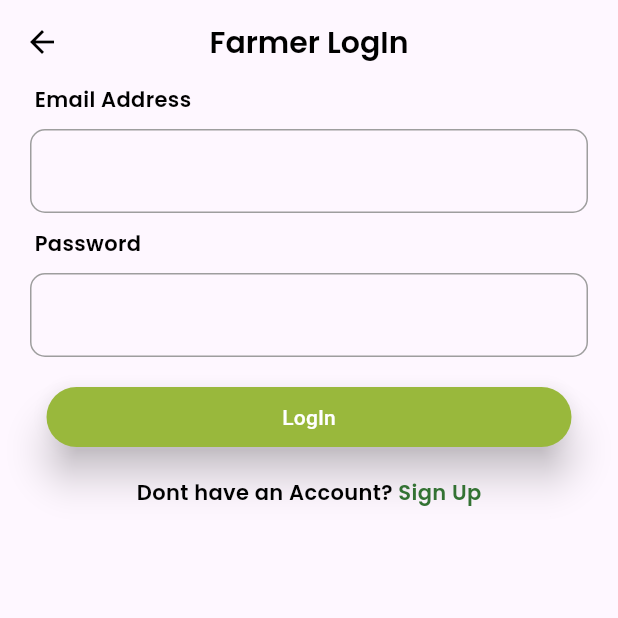
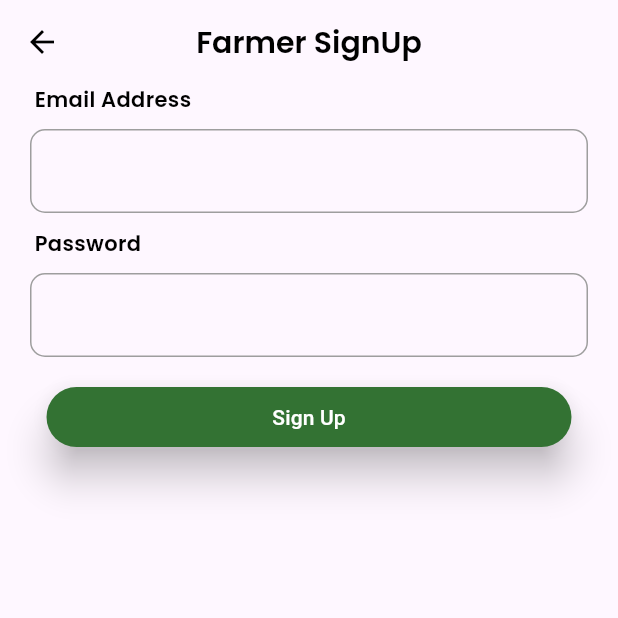
Before and after one commit to amoghkb/FarmMate, a Flutter app: the FarmerLogin screen opened directly, after a tap on "Sign Up", on a phone screen of 412 x 824 dp, the top half of it. Run offline on Flutter 3.47's test engine with Material 3 defaults, Android fonts, the light colour scheme and no system bars.

Commit message:
all the ui for landing pages are set

```diff
--- a/lib/main.dart
+++ b/lib/main.dart
@@ -29,7 +29,7 @@ class _FarmMateAppState extends State<FarmMateApp> {
               style: ButtonStyle(
                   elevation: WidgetStatePropertyAll(11),
                   backgroundColor: WidgetStatePropertyAll(
-                      Color.fromRGBO(153, 184, 60, 1.0))))),
+                      Color.fromRGBO(51, 114, 51, 1.0))))),
       debugShowCheckedModeBanner: false,
       home: welcome(),
     );
--- /dev/null
+++ b/lib/src/pages/Landing_pages/farmer_pages/Farmer_SignUp.dart
@@ -0,0 +1,141 @@
+import 'package:flutter/material.dart';
+
+class FarmerSignup extends StatefulWidget {
+  const FarmerSignup({super.key});
+
+  @override
+  State<FarmerSignup> createState() => _FarmerSignupState();
+}
+
+class _FarmerSignupState extends State<FarmerSignup> {
+  final FarmerEmailSignUpController = TextEditingController();
+  final FarmerPasswordSignUpController = TextEditingController();
+
+  @override
+  Widget build(BuildContext context) {
+    return Scaffold(
+      appBar: AppBar(
+          title: Text(
+            "Farmer SignUp",
+            style: TextStyle(
+                fontSize: 20,
+                fontFamily: "Poppins-SemiBold",
+                color: Color.fromRGBO(0, 0, 0, 1.0)),
+          ),
+          centerTitle: true,
+          leading: Builder(
+            builder: (context) {
+              return IconButton(
+                  onPressed: () {
+                    Navigator.pop(context);
+                  },
+                  icon: Icon(
+                    Icons.arrow_back_outlined,
+                    color: Color.fromRGBO(0, 0, 0, 1.0),
+                  ));
+            },
+          )),
+      body: Column(
+        children: [
+          Form(
+              child: Column(
+            children: [
+              Row(
+                children: [
+                  Padding(
+                    padding: const EdgeInsets.only(left: 23.0),
+                    child: Text("Email Address"),
+                  ),
+                ],
+              ),
+              Padding(
+                padding: const EdgeInsets.only(top: 10.0, left: 20, right: 20),
+                child: TextFormField(
+                  decoration: InputDecoration(
+                    enabledBorder: OutlineInputBorder(
+                      borderRadius: BorderRadius.circular(10),
+                      borderSide: BorderSide(width: 1, color: Colors.grey),
+                    ),
+                    focusedBorder: OutlineInputBorder(
+                      borderRadius: BorderRadius.circular(10),
+                      borderSide: BorderSide(
+                          width: 1, color: Color.fromRGBO(51, 114, 51, 1.0)),
+                    ),
+                    errorBorder: OutlineInputBorder(
+                      borderRadius: BorderRadius.circular(10),
+                      borderSide: BorderSide(width: 1, color: Colors.red),
+                    ),
+                  ),
+                  validator: (value) {
+                    if (value == null || value.isEmpty) {
+                      return "Enter Email";
+                    } else {
+                      return null;
+                    }
+                  },
+                  controller: FarmerEmailSignUpController,
+                ),
+              ),
+              SizedBox(
+                height: 10,
+              ),
+              Row(
+                children: [
+                  Padding(
+                    padding: const EdgeInsets.only(left: 23.0),
+                    child: Text("Password"),
+                  ),
+                ],
+              ),
+              Padding(
+                padding: const EdgeInsets.only(top: 10.0, left: 20, right: 20),
+                child: TextFormField(
+                  decoration: InputDecoration(
+                    enabledBorder: OutlineInputBorder(
+                      borderRadius: BorderRadius.circular(10),
+                      borderSide: BorderSide(width: 1, color: Colors.grey),
+                    ),
+                    focusedBorder: OutlineInputBorder(
+                      borderRadius: BorderRadius.circular(10),
+                      borderSide: BorderSide(
+                          width: 1, color: Color.fromRGBO(51, 114, 51, 1.0)),
+                    ),
+                    errorBorder: OutlineInputBorder(
+                      borderRadius: BorderRadius.circular(10),
+                      borderSide: BorderSide(width: 1, color: Colors.red),
+                    ),
+                  ),
+                  validator: (value) {
+                    if (value == null || value.isEmpty) {
+                      return "Enter Password";
+                    } else {
+                      return null;
+                    }
+                  },
+                  controller: FarmerPasswordSignUpController,
+                ),
+              ),
+              SizedBox(
+                height: 20,
+              ),
+            ],
+          )),
+          SizedBox(
+              height: 40,
+              width: 350,
+              child: ElevatedButton(
+                  onPressed: () {},
+                  child: Text(
+                    "Sign Up",
+                    style: TextStyle(
+                      color: Color.fromRGBO(255, 255, 255, 1.0),
+                    ),
+                  ))),
+          SizedBox(
+            height: 20,
+          ),
+        ],
+      ),
+    );
+  }
+}
--- /dev/null
+++ b/lib/src/pages/Landing_pages/farmer_pages/Farmer_login.dart
@@ -0,0 +1,161 @@
+import 'package:farmmate/src/pages/Landing_pages/farmer_pages/Farmer_SignUp.dart';
+import 'package:flutter/material.dart';
+
+class FarmerLogin extends StatefulWidget {
+  const FarmerLogin({super.key});
+
+  @override
+  State<FarmerLogin> createState() => _FarmerLoginState();
+}
+
+class _FarmerLoginState extends State<FarmerLogin> {
+  final FarmerEmailLoginController = TextEditingController();
+  final FarmerPasswordLoginController = TextEditingController();
+
+  @override
+  Widget build(BuildContext context) {
+    return Scaffold(
+      appBar: AppBar(
+          title: Text(
+            "Farmer LogIn",
+            style: TextStyle(
+                fontSize: 20,
+                fontFamily: "Poppins-SemiBold",
+                color: Color.fromRGBO(0, 0, 0, 1.0)),
+          ),
+          centerTitle: true,
+          leading: Builder(
+            builder: (context) {
+              return IconButton(
+                  onPressed: () {
+                    Navigator.pop(context);
+                  },
+                  icon: Icon(
+                    Icons.arrow_back_outlined,
+                    color: Color.fromRGBO(0, 0, 0, 1.0),
+                  ));
+            },
+          )),
+      body: Column(
+        children: [
+          Form(
+              child: Column(
+            children: [
+              Row(
+                children: [
+                  Padding(
+                    padding: const EdgeInsets.only(left: 23.0),
+                    child: Text("Email Address"),
+                  ),
+                ],
+              ),
+              Padding(
+                padding: const EdgeInsets.only(top: 10.0, left: 20, right: 20),
+                child: TextFormField(
+                  decoration: InputDecoration(
+                    enabledBorder: OutlineInputBorder(
+                      borderRadius: BorderRadius.circular(10),
+                      borderSide: BorderSide(width: 1, color: Colors.grey),
+                    ),
+                    focusedBorder: OutlineInputBorder(
+                      borderRadius: BorderRadius.circular(10),
+                      borderSide: BorderSide(
+                          width: 1, color: Color.fromRGBO(51, 114, 51, 1.0)),
+                    ),
+                    errorBorder: OutlineInputBorder(
+                      borderRadius: BorderRadius.circular(10),
+                      borderSide: BorderSide(width: 1, color: Colors.red),
+                    ),
+                  ),
+                  validator: (value) {
+                    if (value == null || value.isEmpty) {
+                      return "Enter Email";
+                    } else {
+                      return null;
+                    }
+                  },
+                  controller: FarmerEmailLoginController,
+                ),
+              ),
+              SizedBox(
+                height: 10,
+              ),
+              Row(
+                children: [
+                  Padding(
+                    padding: const EdgeInsets.only(left: 23.0),
+                    child: Text("Password"),
+                  ),
+                ],
+              ),
+              Padding(
+                padding: const EdgeInsets.only(top: 10.0, left: 20, right: 20),
+                child: TextFormField(
+                  decoration: InputDecoration(
+                    enabledBorder: OutlineInputBorder(
+                      borderRadius: BorderRadius.circular(10),
+                      borderSide: BorderSide(width: 1, color: Colors.grey),
+                    ),
+                    focusedBorder: OutlineInputBorder(
+                      borderRadius: BorderRadius.circular(10),
+                      borderSide: BorderSide(
+                          width: 1, color: Color.fromRGBO(51, 114, 51, 1.0)),
+                    ),
+                    errorBorder: OutlineInputBorder(
+                      borderRadius: BorderRadius.circular(10),
+                      borderSide: BorderSide(width: 1, color: Colors.red),
+                    ),
+                  ),
+                  validator: (value) {
+                    if (value == null || value.isEmpty) {
+                      return "Enter Password";
+                    } else {
+                      return null;
+                    }
+                  },
+                  controller: FarmerPasswordLoginController,
+                ),
+              ),
+              SizedBox(
+                height: 20,
+              ),
+            ],
+          )),
+          SizedBox(
+              height: 40,
+              width: 350,
+              child: ElevatedButton(
+                  onPressed: () {},
+                  child: Text(
+                    "LogIn",
+                    style: TextStyle(
+                      color: Color.fromRGBO(255, 255, 255, 1.0),
+                    ),
+                  ))),
+          SizedBox(
+            height: 20,
+          ),
+          Row(
+            mainAxisAlignment: MainAxisAlignment.center,
+            children: [
+              Text("Dont have an Account? "),
+              InkWell(
+                onTap: () {
+                  Navigator.push(
+                      context,
+                      MaterialPageRoute(
+                        builder: (context) => FarmerSignup(),
+                      ));
+                },
+                child: Text(
+                  "Sign Up",
+                  style: TextStyle(color: Color.fromRGBO(51, 114, 51, 1.0)),
+                ),
+              ),
+            ],
+          )
+        ],
+      ),
+    );
+  }
+}
--- a/pubspec.yaml
+++ b/pubspec.yaml
@@ -35,6 +35,7 @@ dependencies:
   # The following adds the Cupertino Icons font to your application.
   # Use with the CupertinoIcons class for iOS style icons.
   cupertino_icons: ^1.0.8
+  firebase_core: ^3.11.0
 
 dev_dependencies:
   flutter_test:
```
Also changed, not shown: lib/src/pages/Landing_pages/buyer_pages/buyer_login.dart (renamed from lib/src/pages/Landing_pages/farmer_login/Farmer_login.dart, +19 -11 lines), lib/src/pages/Landing_pages/buyer_pages/buyer_signup.dart (added, +141 -0 lines), lib/src/pages/Landing_pages/welcome.dart (+14 -6 lines), pubspec.lock, 6 other files.
